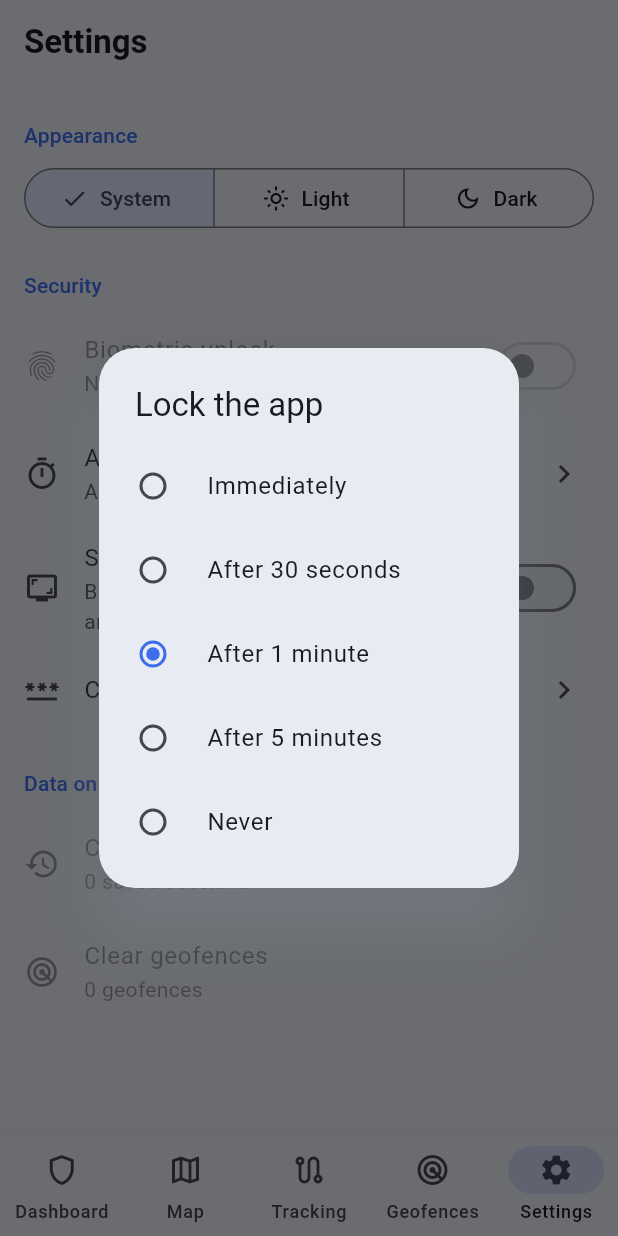
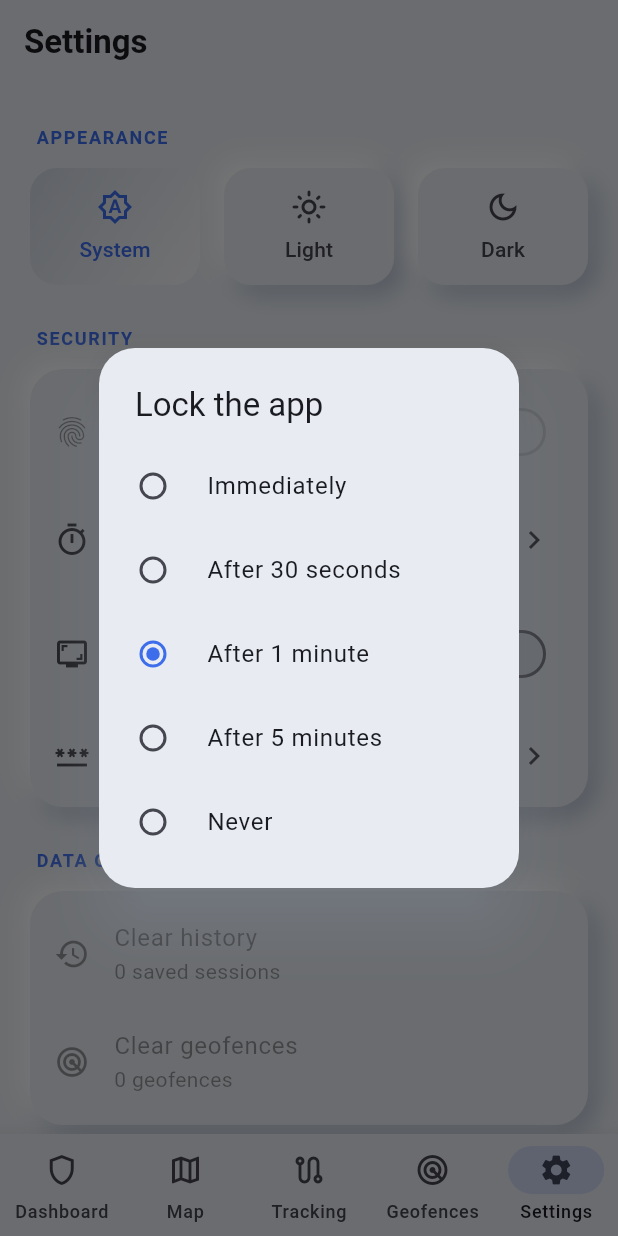
Before and after one commit to Rinshid10/Fabino-Technologies, a Flutter app: the SettingsScreen screen opened by its route, after a tap on "Auto-lock", on a phone screen of 412 x 824 dp. Run offline on Flutter 3.47's test engine with Material 3 defaults, Android fonts, the phone set to English and light mode, and no system bars; our stand-ins replace csv, flutter_local_notifications, flutter_map, flutter_riverpod, flutter_secure_storage, freezed_annotation and 10 more; missing offline and left inert: cryptography, no_screenshot; accounts and stored records are empty; generated files the repository leaves out were written again.

Commit message:
Apply the soft 3D style to the screens inside the app
- Settings rows grouped in raised panels, pressed-in theme selector
- History and geofence rows as individual raised panels with icon wells
- Empty / error states and the permission screen use raised icon badges

Co-Authored-By: Claude Fable 5.2 <noreply@anthropic.com>

```diff
--- a/lib/core/widgets/section_header.dart
+++ b/lib/core/widgets/section_header.dart
@@ -1,4 +1,5 @@
 import 'package:flutter/material.dart';
+import 'package:smart_access_security/core/widgets/soft_surface.dart';
 
 /// Small coloured heading used to group items in lists and settings.
 class SectionHeader extends StatelessWidget {
@@ -10,13 +11,71 @@ class SectionHeader extends StatelessWidget {
   Widget build(BuildContext context) {
     final theme = Theme.of(context);
     return Padding(
-      padding: const EdgeInsets.fromLTRB(16, 24, 16, 8),
+      padding: const EdgeInsets.fromLTRB(24, 28, 24, 12),
       child: Text(
-        title,
-        style: theme.textTheme.titleSmall?.copyWith(
+        title.toUpperCase(),
+        style: theme.textTheme.labelMedium?.copyWith(
           color: theme.colorScheme.primary,
+          fontWeight: FontWeight.w700,
+          letterSpacing: 1.1,
         ),
       ),
     );
   }
 }
+
+/// A raised panel that holds list rows or other content.
+///
+/// The transparent [Material] lets ink splashes of `ListTile`s show on
+/// top of the panel.
+class SoftPanel extends StatelessWidget {
+  const SoftPanel({
+    required this.child,
+    this.margin = const EdgeInsets.symmetric(horizontal: 20, vertical: 9),
+    this.padding = const EdgeInsets.symmetric(vertical: 6),
+    super.key,
+  });
+
+  final Widget child;
+  final EdgeInsetsGeometry margin;
+  final EdgeInsetsGeometry padding;
+
+  @override
+  Widget build(BuildContext context) {
+    return Padding(
+      padding: margin,
+      child: SoftSurface(
+        child: ClipRRect(
+          borderRadius: BorderRadius.circular(22),
+          child: Material(
+            type: MaterialType.transparency,
+            child: Padding(padding: padding, child: child),
+          ),
+        ),
+      ),
+    );
+  }
+}
+
+/// A titled group of rows inside one raised panel, as used in settings.
+class SectionCard extends StatelessWidget {
+  const SectionCard({required this.title, required this.children, super.key});
+
+  final String title;
+  final List<Widget> children;
+
+  @override
+  Widget build(BuildContext context) {
+    return Column(
+      crossAxisAlignment: CrossAxisAlignment.stretch,
+      mainAxisSize: MainAxisSize.min,
+      children: [
+        SectionHeader(title),
+        SoftPanel(
+          margin: const EdgeInsets.symmetric(horizontal: 20),
+          child: Column(mainAxisSize: MainAxisSize.min, children: children),
+        ),
+      ],
+    );
+  }
+}
--- /dev/null
+++ b/lib/core/widgets/soft_segmented.dart
@@ -0,0 +1,69 @@
+import 'package:flutter/material.dart';
+import 'package:smart_access_security/core/widgets/soft_surface.dart';
+
+/// One choice of a [SoftSegmented] control.
+typedef SoftSegment<T> = ({T value, IconData icon, String label});
+
+/// A row of raised buttons where the selected one stays pressed in.
+class SoftSegmented<T> extends StatelessWidget {
+  const SoftSegmented({
+    required this.segments,
+    required this.selected,
+    required this.onSelected,
+    super.key,
+  });
+
+  final List<SoftSegment<T>> segments;
+  final T selected;
+  final ValueChanged<T> onSelected;
+
+  @override
+  Widget build(BuildContext context) {
+    final theme = Theme.of(context);
+    final scheme = theme.colorScheme;
+
+    return Row(
+      children: [
+        for (final (index, segment) in segments.indexed) ...[
+          if (index > 0) const SizedBox(width: 16),
+          Expanded(
+            child: Semantics(
+              button: true,
+              selected: segment.value == selected,
+              label: segment.label,
+              child: GestureDetector(
+                behavior: HitTestBehavior.opaque,
+                onTap: () => onSelected(segment.value),
+                child: SoftSurface(
+                  radius: 18,
+                  isPressed: segment.value == selected,
+                  padding: const EdgeInsets.symmetric(vertical: 14),
+                  child: Column(
+                    mainAxisSize: MainAxisSize.min,
+                    children: [
+                      Icon(
+                        segment.icon,
+                        color: segment.value == selected
+                            ? scheme.primary
+                            : scheme.onSurfaceVariant,
+                      ),
+                      const SizedBox(height: 6),
+                      Text(
+                        segment.label,
+                        style: theme.textTheme.labelLarge?.copyWith(
+                          color: segment.value == selected
+                              ? scheme.primary
+                              : scheme.onSurfaceVariant,
+                        ),
+                      ),
+                    ],
+                  ),
+                ),
+              ),
+            ),
+          ),
+        ],
+      ],
+    );
+  }
+}
--- a/lib/features/settings/presentation/widgets/appearance_section.dart
+++ b/lib/features/settings/presentation/widgets/appearance_section.dart
@@ -1,6 +1,7 @@
 import 'package:flutter/material.dart';
 import 'package:flutter_riverpod/flutter_riverpod.dart';
 import 'package:smart_access_security/core/widgets/section_header.dart';
+import 'package:smart_access_security/core/widgets/soft_segmented.dart';
 import 'package:smart_access_security/features/settings/domain/entities/app_settings.dart';
 import 'package:smart_access_security/features/settings/presentation/controllers/settings_controller.dart';
 import 'package:smart_access_security/features/settings/presentation/settings_labels.dart';
@@ -16,27 +17,21 @@ class AppearanceSection extends ConsumerWidget {
     );
 
     return Column(
-      crossAxisAlignment: CrossAxisAlignment.start,
+      crossAxisAlignment: CrossAxisAlignment.stretch,
+      mainAxisSize: MainAxisSize.min,
       children: [
         const SectionHeader('Appearance'),
         Padding(
-          padding: const EdgeInsets.symmetric(horizontal: 16),
-          child: SizedBox(
-            width: double.infinity,
-            child: SegmentedButton<AppThemeMode>(
-              segments: [
-                for (final mode in AppThemeMode.values)
-                  ButtonSegment(
-                    value: mode,
-                    icon: Icon(mode.icon),
-                    label: Text(mode.label),
-                  ),
-              ],
-              selected: {themeMode},
-              onSelectionChanged: (selection) => ref
-                  .read(settingsControllerProvider.notifier)
-                  .setThemeMode(selection.first),
-            ),
+          padding: const EdgeInsets.symmetric(horizontal: 20),
+          child: SoftSegmented<AppThemeMode>(
+            segments: [
+              for (final mode in AppThemeMode.values)
+                (value: mode, icon: mode.icon, label: mode.label),
+            ],
+            selected: themeMode,
+            onSelected: ref
+                .read(settingsControllerProvider.notifier)
+                .setThemeMode,
           ),
         ),
       ],
--- a/lib/features/settings/presentation/widgets/data_section.dart
+++ b/lib/features/settings/presentation/widgets/data_section.dart
@@ -16,10 +16,9 @@ class DataSection extends ConsumerWidget {
     final geofenceCount =
         ref.watch(geofenceListControllerProvider).value?.length ?? 0;
 
-    return Column(
-      crossAxisAlignment: CrossAxisAlignment.start,
+    return SectionCard(
+      title: 'Data on this device',
       children: [
-        const SectionHeader('Data on this device'),
         ListTile(
           leading: const Icon(Icons.history),
           title: const Text('Clear history'),
--- a/lib/features/settings/presentation/widgets/security_section.dart
+++ b/lib/features/settings/presentation/widgets/security_section.dart
@@ -18,10 +18,9 @@ class SecuritySection extends ConsumerWidget {
   Widget build(BuildContext context, WidgetRef ref) {
     final settings = ref.watch(settingsControllerProvider);
 
-    return Column(
-      crossAxisAlignment: CrossAxisAlignment.start,
+    return SectionCard(
+      title: 'Security',
       children: [
-        const SectionHeader('Security'),
         const _BiometricTile(),
         ListTile(
           leading: const Icon(Icons.timer_outlined),
```
Also changed, not shown: lib/core/widgets/state_views.dart (+12 -5 lines), lib/features/geofence/presentation/screens/geofence_list_screen.dart (+7 -6 lines), lib/features/location/presentation/screens/location_permission_screen.dart (+23 -10 lines), lib/features/tracking/presentation/screens/tracking_history_screen.dart (+8 -5 lines).
